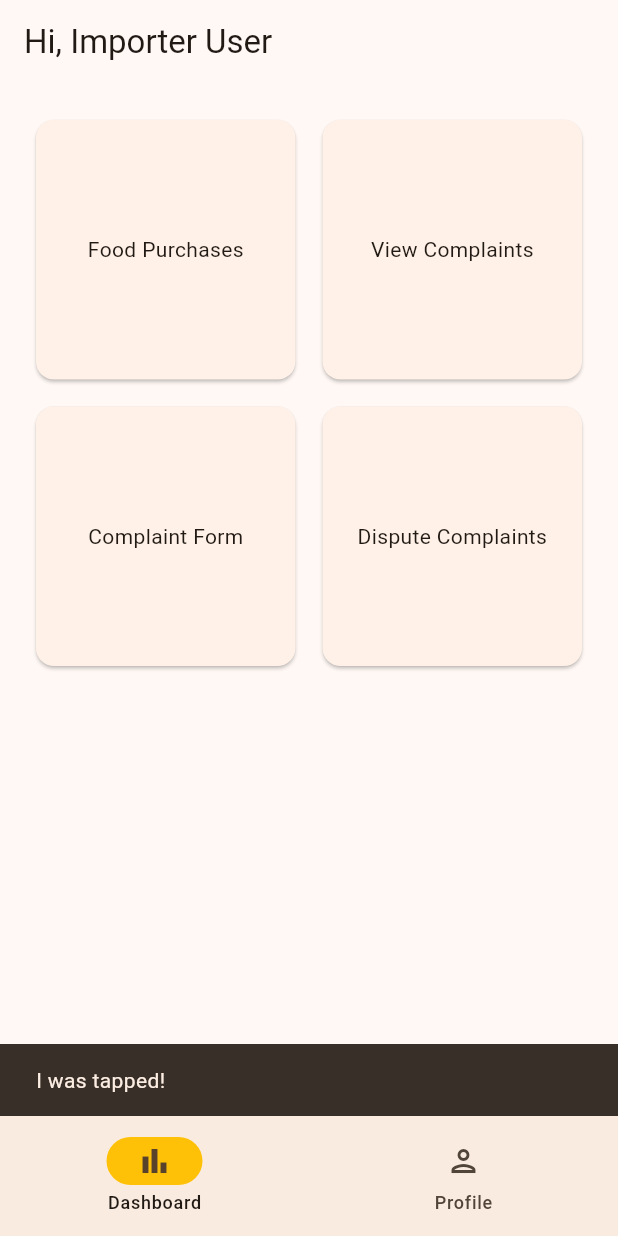
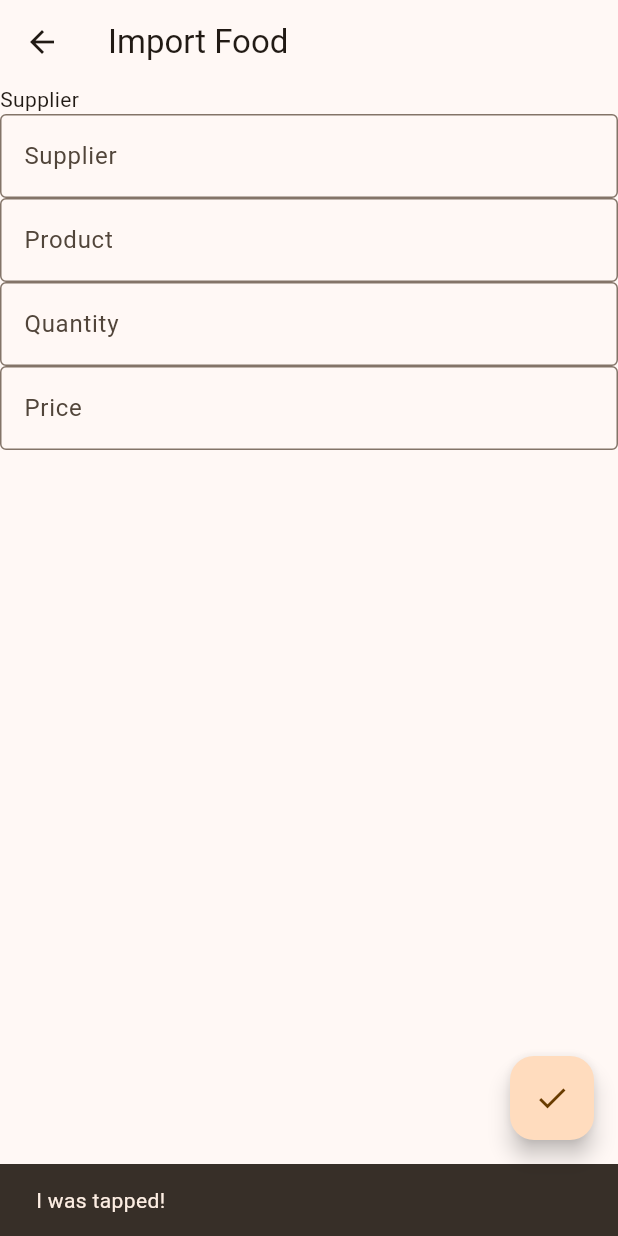
Before and after one commit to nimajneben/manju_three, a Flutter app: the screen it shows after launch, after a tap on "Food Purchases", on a phone screen of 412 x 824 dp. Run offline on Flutter 3.47's test engine with Material 3 defaults, Android fonts, the phone set to English and light mode, and no system bars.

Commit message:
add importer import food form

```diff
--- /dev/null
+++ b/lib/forms/importer_import_widget.dart
@@ -0,0 +1,47 @@
+import 'package:flutter/material.dart';
+
+class ImporterImportWidget extends StatefulWidget {
+  const ImporterImportWidget({super.key});
+
+  @override
+  State<ImporterImportWidget> createState() => _ImporterImportWidgetState();
+}
+
+class _ImporterImportWidgetState extends State<ImporterImportWidget> {
+  final _formKey = GlobalKey<FormState>();
+
+  // Attention variables
+  bool supplier_att = false;
+  bool product_att = false;
+  bool qty_att = false;
+  bool price_att = false;
+
+  @override
+  Widget build(BuildContext context) {
+    return ListView(children: const [
+      Text("Supplier"),
+      TextField(
+        decoration: InputDecoration(
+          border: OutlineInputBorder(),
+          labelText: 'Supplier',
+        ),
+      ),
+      TextField(
+        decoration: InputDecoration(
+          border: OutlineInputBorder(),
+          labelText: 'Product',
+        ),
+      ),
+      TextField(
+        decoration: InputDecoration(
+            border: OutlineInputBorder(), labelText: 'Quantity'),
+        keyboardType: TextInputType.number,
+      ),
+      TextField(
+        decoration:
+            InputDecoration(border: OutlineInputBorder(), labelText: 'Price'),
+        keyboardType: TextInputType.number,
+      ),
+    ]);
+  }
+}
--- /dev/null
+++ b/lib/screens/importer_import_screen.dart
@@ -0,0 +1,26 @@
+import 'package:flutter/material.dart';
+import 'package:manju_three/forms/importer_import_widget.dart';
+
+class ImporterImportScreen extends StatelessWidget {
+  const ImporterImportScreen({super.key});
+
+  @override
+  Widget build(BuildContext context) {
+    return Scaffold(
+      appBar: AppBar(title: const Text('Import Food')),
+      body: const ImporterImportWidget(), // <-- Form is inside this function!
+      floatingActionButton: FloatingActionButton(
+          child: const Icon(Icons.check),
+          onPressed: () {
+            // TODO: Form validation.
+            // TODO: actually add the backend stuff
+            ScaffoldMessenger.of(context).showSnackBar(snackBar);
+            Navigator.pop(context);
+          }),
+    );
+  }
+}
+
+const snackBar = SnackBar(
+  content: Text('Form Submit OK'),
+);
--- a/lib/screens/importer_menu.dart
+++ b/lib/screens/importer_menu.dart
@@ -1,4 +1,5 @@
 import 'package:flutter/material.dart';
+import 'package:manju_three/screens/importer_import_screen.dart';
 
 class ImporterMainScreen extends StatefulWidget {
   const ImporterMainScreen({super.key, required this.title});
@@ -57,20 +58,25 @@ class _ImporterMainScreenState extends State<ImporterMainScreen> {
                           child: Center(child: Text('Food Purchases')))),
                   onTap: () {
                     ScaffoldMessenger.of(context).showSnackBar(
-                        SnackBar(content: const Text('I was tapped!')));
+                        const SnackBar(content: Text('I was tapped!')));
+                    Navigator.push(
+                        context,
+                        MaterialPageRoute(
+                            builder: (context) =>
+                                const ImporterImportScreen()));
                   }),
-              Card(
+              const Card(
                 child: SizedBox(
                     width: cardWidth,
                     height: cardHeight,
                     child: Center(child: Text('View Complaints'))),
               ),
-              Card(
+              const Card(
                   child: SizedBox(
                       width: cardWidth,
                       height: cardHeight,
                       child: Center(child: Text('Complaint Form')))),
-              Card(
+              const Card(
                   child: SizedBox(
                       width: cardWidth,
                       height: cardHeight,
```
